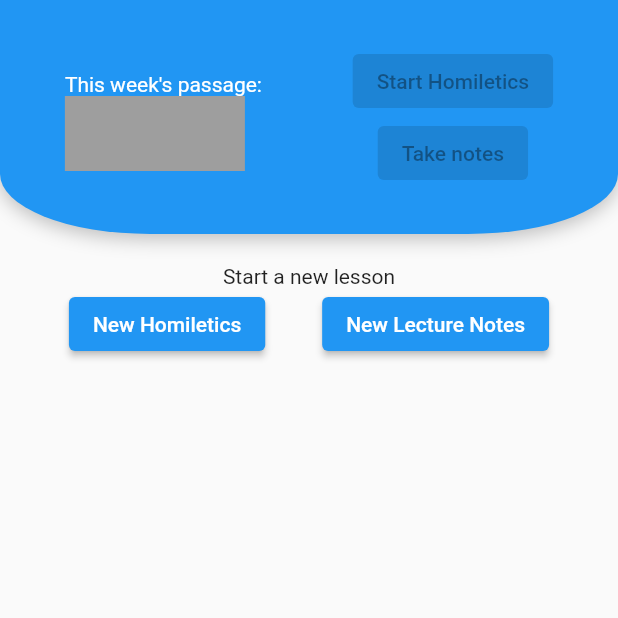
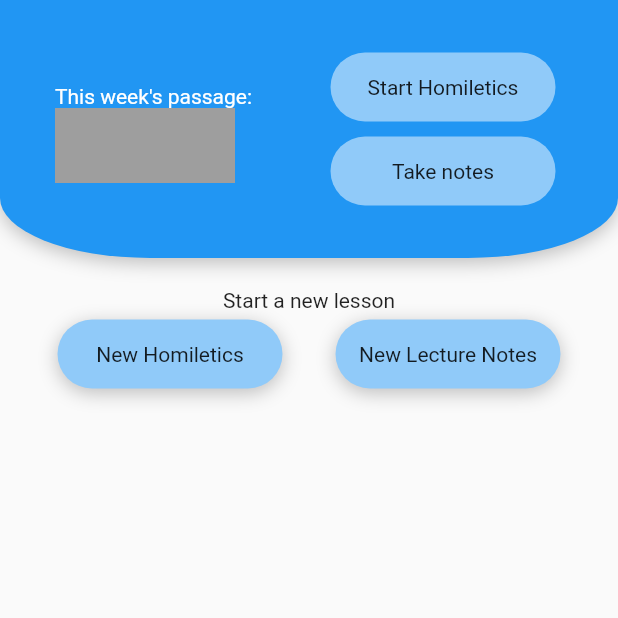
Before and after one commit to ntatko/homiletics-mobile, a Flutter app: the screen it shows after launch, on a phone screen of 412 x 824 dp, the top half of it. Run offline on Flutter 3.47's test engine with Material 2 defaults, Android fonts, the phone set to English and light mode, and no system bars; our stand-ins replace loggy, sqflite, timeago; missing offline and left inert: string_to_hex; accounts and stored records are empty; network calls fail.

Commit message:
correct button color

```diff
--- /dev/null
+++ b/lib/common/rounded_button.dart
@@ -0,0 +1,38 @@
+import 'package:flutter/material.dart';
+
+class RoundedButton extends StatelessWidget {
+  final Widget child;
+  final Function() onClick;
+  final bool shadow;
+  const RoundedButton(
+      {Key? key,
+      required this.child,
+      required this.onClick,
+      this.shadow = true})
+      : super(key: key);
+
+  @override
+  Widget build(BuildContext context) {
+    return GestureDetector(
+      onTapUp: (_) => onClick(),
+      child: Container(
+        height: 46,
+        width: 150,
+        padding: const EdgeInsets.all(12),
+        margin: const EdgeInsets.all(5),
+        decoration: BoxDecoration(
+            boxShadow: shadow
+                ? [
+                    BoxShadow(
+                        color: Colors.grey[400]!,
+                        blurRadius: 10,
+                        offset: const Offset(0, 3))
+                  ]
+                : [],
+            color: Colors.blue[200],
+            borderRadius: BorderRadius.circular(30)),
+        child: Center(child: child),
+      ),
+    );
+  }
+}
--- a/lib/components/current_lesson.dart
+++ b/lib/components/current_lesson.dart
@@ -2,6 +2,7 @@ import 'dart:convert';
 
 import 'package:homiletics/classes/homiletic.dart';
 import 'package:homiletics/classes/lecture_note.dart';
+import 'package:homiletics/common/rounded_button.dart';
 import 'package:homiletics/pages/homeletic_editor.dart';
 import 'package:homiletics/pages/notes_editor.dart';
 import 'package:http/http.dart' as http;
@@ -55,9 +56,10 @@ class CurrentLesson extends StatelessWidget {
               )),
           Column(
             children: [
-              ElevatedButton(
-                  onPressed: disabled
-                      ? null
+              RoundedButton(
+                  shadow: false,
+                  onClick: disabled
+                      ? () {}
                       : () {
                           Homiletic homilet =
                               Homiletic(passage: schedule.reference);
@@ -69,9 +71,10 @@ class CurrentLesson extends StatelessWidget {
                                       HomileticEditor(homiletic: homilet)));
                         },
                   child: const Text("Start Homiletics")),
-              ElevatedButton(
-                  onPressed: disabled
-                      ? null
+              RoundedButton(
+                  shadow: false,
+                  onClick: disabled
+                      ? () {}
                       : () {
                           LectureNote note =
                               LectureNote(passage: schedule.reference);
--- a/lib/components/start_activity.dart
+++ b/lib/components/start_activity.dart
@@ -1,4 +1,5 @@
 import 'package:flutter/material.dart';
+import 'package:homiletics/common/rounded_button.dart';
 import 'package:homiletics/pages/homeletic_editor.dart';
 import 'package:homiletics/pages/notes_editor.dart';
 
@@ -15,8 +16,8 @@ class StartActivity extends StatelessWidget {
             Row(
               mainAxisAlignment: MainAxisAlignment.spaceEvenly,
               children: [
-                ElevatedButton(
-                    onPressed: () {
+                RoundedButton(
+                    onClick: () {
                       Navigator.push(
                         context,
                         MaterialPageRoute(
@@ -24,8 +25,8 @@ class StartActivity extends StatelessWidget {
                       );
                     },
                     child: const Text("New Homiletics")),
-                ElevatedButton(
-                    onPressed: () {
+                RoundedButton(
+                    onClick: () {
                       Navigator.push(
                           context,
                           MaterialPageRoute(
```
